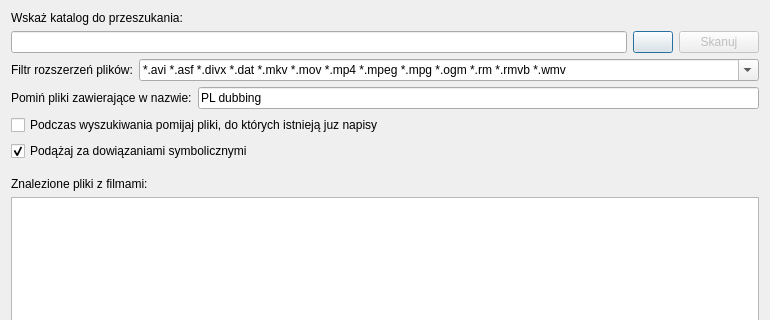
QNapi/qnapi, file ui/frmscan.ui: the form before one commit; both pictures show x 0 to 770 and y 0 to 320 of the 770 by 520 pixel window.
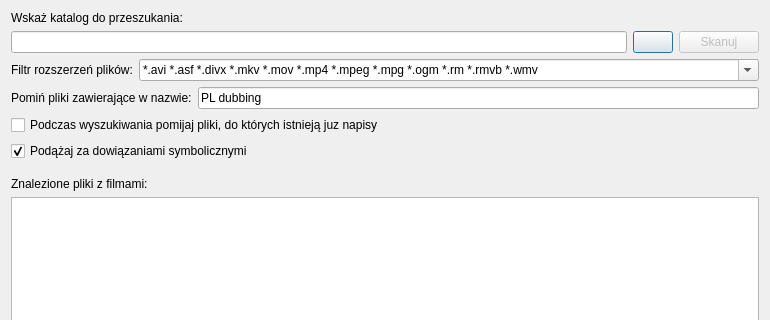
The form after the commit. Icons and pictures are not drawn. Custom widgets are drawn as their Qt base class.

Commit message: Usunieta domyslna obsluga rozszerzen *.dat

Patch:
```diff
--- a/ui/frmscan.ui
+++ b/ui/frmscan.ui
@@ -88,7 +88,7 @@
        </property>
        <item>
         <property name="text" >
-         <string>*.avi *.asf *.divx *.dat *.mkv *.mov *.mp4 *.mpeg *.mpg *.ogm *.rm *.rmvb *.wmv</string>
+         <string>*.avi *.asf *.divx *.mkv *.mov *.mp4 *.mpeg *.mpg *.ogm *.rm *.rmvb *.wmv</string>
         </property>
        </item>
        <item>
```
